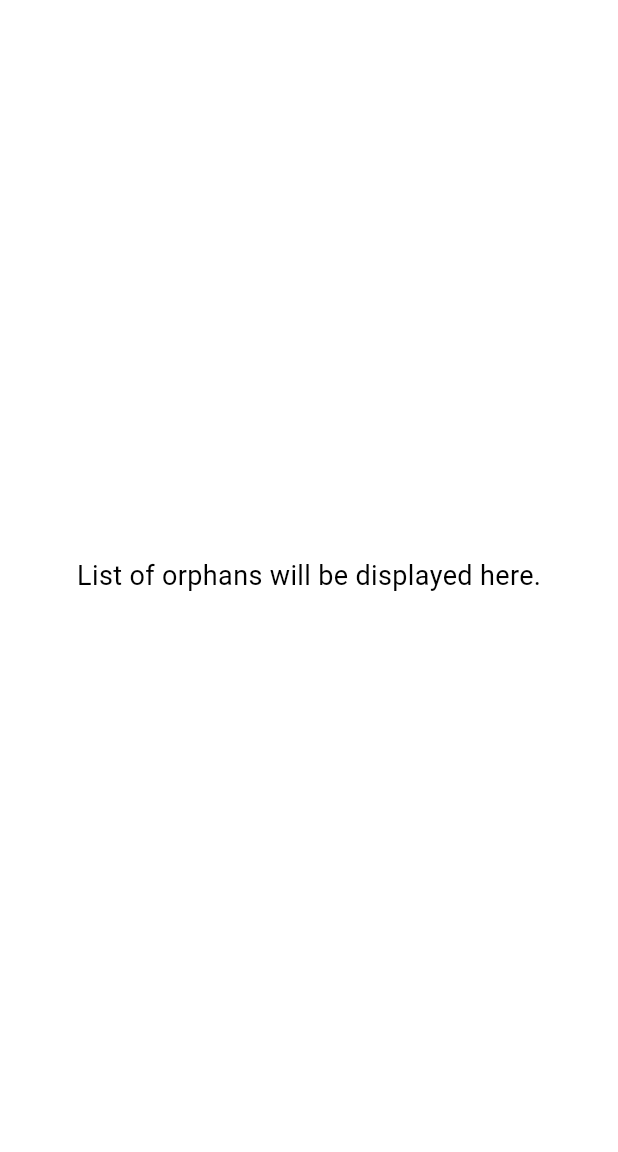
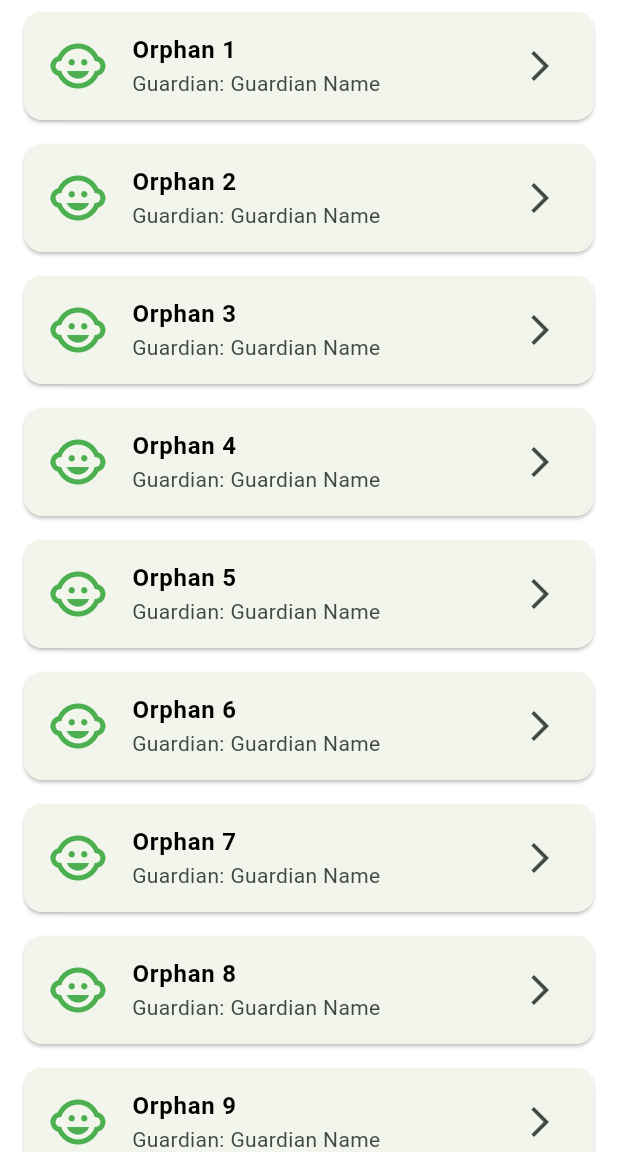
Before and after one commit to Abd-K/supervisor, a Flutter app: the ListPage screen opened directly, on a phone screen of 412 x 824 dp, the part 84-1236 px from its top. Run offline on Flutter 3.47's test engine with Material 3 defaults, Android fonts, the phone set to English and light mode, and no system bars; our stand-ins replace image_picker.

Commit message:
Cherrypick: view orphan details + edit orphan details

```diff
--- a/lib/list_page.dart
+++ b/lib/list_page.dart
@@ -1,19 +1,63 @@
 import 'package:flutter/material.dart';
+import 'package:supervisor/models/orphan.dart';
+import 'package:supervisor/orphan_details_page.dart';
 
 class ListPage extends StatelessWidget {
   const ListPage({super.key});
 
   @override
   Widget build(BuildContext context) {
+    // Mock data - replace with actual data from a database or API
+    final List<Orphan> orphans = List.generate(10, (index) {
+      return Orphan(
+        id: 'orphan_$index',
+        firstName: 'Orphan',
+        fatherName: 'Father',
+        familyName: '${index + 1}',
+        dateOfBirth: DateTime(2010, 5, 15),
+        gender: 'Male',
+        nationality: 'Syrian',
+        guardianFullName: 'Guardian Name',
+        guardianRelationship: 'Uncle',
+        guardianIncome: 1500.00,
+        institutionName: 'Future Generation School',
+        gradeLevel: '5th Grade',
+        academicPerformance: 'Good',
+        healthStatus: 'Good',
+        disabilityType: 'None',
+        guardianEducation: 'High School',
+        guardianWork: 'Merchant',
+        guardianDependents: 3,
+        guardianSupport: 300.0,
+      );
+    });
+
     return Scaffold(
       appBar: AppBar(
         title: const Text('Orphans List'),
       ),
-      body: const Center(
-        child: Text(
-          'List of orphans will be displayed here.',
-          style: TextStyle(fontSize: 18),
-        ),
+      body: ListView.builder(
+        itemCount: orphans.length,
+        itemBuilder: (context, index) {
+          final orphan = orphans[index];
+          return Card(
+            margin: const EdgeInsets.symmetric(vertical: 8.0, horizontal: 16.0),
+            child: ListTile(
+              leading: const Icon(Icons.child_care, color: Colors.green, size: 40),
+              title: Text('${orphan.firstName} ${orphan.familyName}', style: const TextStyle(fontWeight: FontWeight.bold)),
+              subtitle: Text('Guardian: ${orphan.guardianFullName}'),
+              trailing: const Icon(Icons.arrow_forward_ios),
+              onTap: () {
+                Navigator.push(
+                  context,
+                  MaterialPageRoute(
+                    builder: (context) => OrphanDetailsPage(orphan: orphan),
+                  ),
+                );
+              },
+            ),
+          );
+        },
       ),
     );
   }
--- a/lib/models/orphan.dart
+++ b/lib/models/orphan.dart
@@ -1,4 +1,5 @@
 import 'dart:io';
+import 'package:intl/intl.dart';
 
 enum OrphanStatus { good, missing, unknown }
 
@@ -599,3 +600,235 @@ class OrphanData {
     );
   }
 }
+
+// Simple Orphan class for compatibility with existing list view code
+class Orphan {
+  final String id;
+  final String firstName;
+  final String fatherName;
+  final String familyName;
+  final String? nickName;
+  final DateTime dateOfBirth;
+  final String? placeOfBirth;
+  final String? nationalId;
+  final String gender;
+  final String? nationality;
+  final String? country;
+  final String? province;
+  final String? city;
+  final String? village;
+  final String? camp;
+  final String? neighborhood;
+  final String? street;
+  final String? mailingAddress;
+  final String? phoneNumber;
+  final String? fatherFirstName;
+  final String? fatherFatherName;
+  final String? fatherFamilyName;
+  final DateTime? fatherDateOfBirth;
+  final bool? fatherAlive;
+  final DateTime? fatherDateOfDeath;
+  final String? fatherCauseOfDeath;
+  final String? fatherEducation;
+  final String? fatherWork;
+  final double? fatherIncome;
+  final int? fatherWivesChildren;
+  final String? motherFullName;
+  final DateTime? motherDateOfBirth;
+  final bool? motherAlive;
+  final DateTime? motherDateOfDeath;
+  final String? motherCauseOfDeath;
+  final String? motherEducation;
+  final String? motherWork;
+  final double? motherIncome;
+  final bool? motherRemarried;
+  final String guardianFullName;
+  final String guardianRelationship;
+  final String guardianEducation;
+  final String guardianWork;
+  final int guardianDependents;
+  final double guardianIncome;
+  final double guardianSupport;
+  final String? educationType;
+  final String? educationStage;
+  final String? gradeLevel;
+  final String? academicYear;
+  final String? institutionName;
+  final String? institutionAddress;
+  final double? tuitionCosts;
+  final String? excellentSubjects;
+  final String? weakSubjects;
+  final String? lastReportCard;
+  final String? alternativeEducation;
+  final String? academicPerformance;
+  final String? weaknessReason;
+  final String? improvementActions;
+  final String? dropoutReasons;
+  final String? healthStatus;
+  final String? disabilityType;
+  final String? nutritionType;
+  final String? malnutritionCauses;
+  final String? psychologicalStatus;
+  final String? behavioralStatus;
+  final String? housingType;
+  final String? housingDescription;
+  final String? housingCondition;
+  final String? furnitureCondition;
+
+  Orphan({
+    required this.id,
+    required this.firstName,
+    required this.fatherName,
+    required this.familyName,
+    this.nickName,
+    required this.dateOfBirth,
+    this.placeOfBirth,
+    this.nationalId,
+    required this.gender,
+    this.nationality,
+    this.country,
+    this.province,
+    this.city,
+    this.village,
+    this.camp,
+    this.neighborhood,
+    this.street,
+    this.mailingAddress,
+    this.phoneNumber,
+    this.fatherFirstName,
+    this.fatherFatherName,
+    this.fatherFamilyName,
+    this.fatherDateOfBirth,
+    this.fatherAlive,
+    this.fatherDateOfDeath,
+    this.fatherCauseOfDeath,
+    this.fatherEducation,
+    this.fatherWork,
+    this.fatherIncome,
+    this.fatherWivesChildren,
+    this.motherFullName,
+    this.motherDateOfBirth,
+    this.motherAlive,
+    this.motherDateOfDeath,
+    this.motherCauseOfDeath,
+    this.motherEducation,
+    this.motherWork,
+    this.motherIncome,
+    this.motherRemarried,
+    required this.guardianFullName,
+    required this.guardianRelationship,
+    required this.guardianEducation,
+    required this.guardianWork,
+    required this.guardianDependents,
+    required this.guardianIncome,
+    required this.guardianSupport,
+    this.educationType,
+    this.educationStage,
+    this.gradeLevel,
+    this.academicYear,
+    this.institutionName,
+    this.institutionAddress,
+    this.tuitionCosts,
+    this.excellentSubjects,
+    this.weakSubjects,
+    this.lastReportCard,
+    this.alternativeEducation,
+    this.academicPerformance,
+    this.weaknessReason,
+    this.improvementActions,
+    this.dropoutReasons,
+    this.healthStatus,
+    this.disabilityType,
+    this.nutritionType,
+    this.malnutritionCauses,
+    this.psychologicalStatus,
+    this.behavioralStatus,
+    this.housingType,
+    this.housingDescription,
+    this.housingCondition,
+     this.furnitureCondition,
+   });
+
+  // Convert Orphan to OrphanData for compatibility
+  OrphanData toOrphanData() {
+    return OrphanData(
+      id: id,
+      firstName: firstName,
+      fatherName: fatherName,
+      familyName: familyName,
+      nickName: nickName,
+      dateOfBirth: DateFormat('dd/MM/yyyy').format(dateOfBirth),
+      placeOfBirth: placeOfBirth,
+      nationalId: nationalId,
+      gender: gender,
+      nationality: nationality,
+      country: country,
+      province: province,
+      city: city,
+      village: village,
+      camp: camp,
+      neighborhood: neighborhood,
+      street: street,
+      mailingAddress: mailingAddress,
+      phoneNumber: phoneNumber,
+      fatherFirstName: fatherFirstName,
+      fatherFatherName: fatherFatherName,
+      fatherFamilyName: fatherFamilyName,
+      fatherDateOfBirth: fatherDateOfBirth != null ? DateFormat('dd/MM/yyyy').format(fatherDateOfBirth!) : null,
+      fatherAlive: fatherAlive?.toString(),
+      fatherDateOfDeath: fatherDateOfDeath != null ? DateFormat('dd/MM/yyyy').format(fatherDateOfDeath!) : null,
+      fatherCauseOfDeath: fatherCauseOfDeath,
+      fatherEducation: fatherEducation,
+      fatherWork: fatherWork,
+      fatherIncome: fatherIncome,
+      fatherWivesChildren: fatherWivesChildren,
+      motherFullName: motherFullName,
+      motherDateOfBirth: motherDateOfBirth != null ? DateFormat('dd/MM/yyyy').format(motherDateOfBirth!) : null,
+      motherAlive: motherAlive?.toString(),
+      motherDateOfDeath: motherDateOfDeath != null ? DateFormat('dd/MM/yyyy').format(motherDateOfDeath!) : null,
+      motherCauseOfDeath: motherCauseOfDeath,
+      motherEducation: motherEducation,
+      motherWork: motherWork,
+      motherIncome: motherIncome,
+      motherRemarried: motherRemarried?.toString(),
+      guardianFullName: guardianFullName,
+      guardianRelationship: guardianRelationship,
+      guardianEducation: guardianEducation,
+      guardianWork: guardianWork,
+      guardianDependents: guardianDependents,
+      guardianIncome: guardianIncome,
+      guardianSupport: guardianSupport,
+      educationType: educationType,
+      educationStage: educationStage,
+      gradeLevel: gradeLevel,
+      academicYear: academicYear,
+      institutionName: institutionName,
+      institutionAddress: institutionAddress,
+      tuitionCosts: tuitionCosts,
+      excellentSubjects: excellentSubjects,
+      weakSubjects: weakSubjects,
+      lastReportCard: lastReportCard,
+      alternativeEducation: alternativeEducation,
+      academicPerformance: academicPerformance,
+      weaknessReason: weaknessReason,
+      improvementActions: improvementActions,
+      dropoutReasons: dropoutReasons,
+      healthStatus: healthStatus,
+      disabilityType: disabilityType,
+      nutritionType: nutritionType,
+      malnutritionCauses: malnutritionCauses,
+      psychologicalStatus: psychologicalStatus,
+      behavioralStatus: behavioralStatus,
+      housingType: housingType,
+      housingDescription: housingDescription,
+      housingCondition: housingCondition,
+      furnitureCondition: furnitureCondition,
+      status: OrphanStatus.unknown, // Default status
+      hasPaymentAvailable: false, // Default
+      hasPendingActions: false, // Default
+      createdAt: DateTime.now(),
+      updatedAt: DateTime.now(),
+      isSynced: true, // Assume synced for existing data
+    );
+  }
+}
--- a/lib/orphan_form.dart
+++ b/lib/orphan_form.dart
@@ -2,23 +2,38 @@ import 'dart:io';
 import 'package:flutter/material.dart';
 import 'package:image_picker/image_picker.dart';
 import 'models/orphan.dart';
+import 'package:intl/intl.dart';
 
 class OrphanFormPage extends StatelessWidget {
-  const OrphanFormPage({super.key});
+  final OrphanData? orphan;
+
+  const OrphanFormPage({super.key, this.orphan});
 
   @override
   Widget build(BuildContext context) {
     return Scaffold(
       appBar: AppBar(
-        title: const Text('Orphan Form'),
+        title: Text(orphan == null ? 'New Orphan Form' : 'Edit Orphan Details'),
+        actions: [
+          IconButton(
+            icon: const Icon(Icons.save),
+            onPressed: () {
+              // The save logic is handled by the form itself.
+              // We can use a GlobalKey to call the form's save method.
+              // This is a common pattern for forms.
+              // For now, we will rely on the button inside the form.
+            },
           ),
-      body: const OrphanForm(),
+        ],
+      ),
+      body: OrphanForm(orphan: orphan),
     );
   }
 }
 
 class OrphanForm extends StatefulWidget {
-  const OrphanForm({super.key});
+  final OrphanData? orphan;
+  const OrphanForm({super.key, this.orphan});
 
   @override
   State<OrphanForm> createState() => _OrphanFormState();
@@ -57,6 +72,43 @@ class _OrphanFormState extends State<OrphanForm> {
   void initState() {
     super.initState();
     _initializeControllers();
+    if (widget.orphan != null) {
+      _prefillForm(widget.orphan!);
+    }
+  }
+
+  void _prefillForm(OrphanData orphan) {
+    // Pre-fill text fields
+    _controllers['firstName']?.text = orphan.firstName ?? '';
+    _controllers['fatherName']?.text = orphan.fatherName ?? '';
+    _controllers['familyName']?.text = orphan.familyName ?? '';
+    _controllers['nickName']?.text = orphan.nickName ?? '';
+    _controllers['dateOfBirth']?.text = orphan.dateOfBirth ?? '';
+    _controllers['placeOfBirth']?.text = orphan.placeOfBirth ?? '';
+    _controllers['nationalId']?.text = orphan.nationalId ?? '';
+    _controllers['nationality']?.text = orphan.nationality ?? '';
+    _controllers['country']?.text = orphan.country ?? '';
+    _controllers['province']?.text = orphan.province ?? '';
+    _controllers['city']?.text = orphan.city ?? '';
+    _controllers['village']?.text = orphan.village ?? '';
+    _controllers['camp']?.text = orphan.camp ?? '';
+    _controllers['neighborhood']?.text = orphan.neighborhood ?? '';
+    _controllers['street']?.text = orphan.street ?? '';
+    _controllers['mailingAddress']?.text = orphan.mailingAddress ?? '';
+    _controllers['phoneNumber']?.text = orphan.phoneNumber ?? '';
+
+    // Pre-fill orphan profile image
+    _profileImage = orphan.profileImage;
+
+    // Pre-fill dropdowns
+    setState(() {
+      _dropdownValues['gender'] = orphan.gender;
+      _dropdownValues['healthStatus'] = orphan.healthStatus;
+      _dropdownValues['psychologicalStatus'] = orphan.psychologicalStatus;
+      _dropdownValues['behavioralStatus'] = orphan.behavioralStatus;
+      _dropdownValues['housingType'] = orphan.housingType;
+      // Add other dropdowns as needed
+    });
   }
 
   void _initializeControllers() {
@@ -444,7 +496,7 @@ Widget build(BuildContext context) {
           );
           if (date != null) {
             setState(() {
-              _controllers[key]!.text = '${date.day}/${date.month}/${date.year}';
+              _controllers[key]!.text = DateFormat('dd/MM/yyyy').format(date);
             });
           }
         },
@@ -594,8 +646,11 @@ Widget build(BuildContext context) {
   }
 
   Widget _buildSaveButton() {
-    return SizedBox(
-      width: double.infinity,
+    return Padding(
+      padding: const EdgeInsets.symmetric(horizontal: 16.0),
+      child: Row(
+        children: [
+          Expanded(
             child: ElevatedButton(
               onPressed: _isLoading ? null : _saveForm,
               style: ElevatedButton.styleFrom(
@@ -604,28 +659,23 @@ Widget build(BuildContext context) {
                 padding: const EdgeInsets.symmetric(vertical: 16.0),
               ),
               child: _isLoading
-            ? const Row(
-                mainAxisAlignment: MainAxisAlignment.center,
-                children: [
-                  SizedBox(
-                    width: 20,
-                    height: 20,
-                    child: CircularProgressIndicator(
-                      strokeWidth: 2,
-                      valueColor: AlwaysStoppedAnimation<Color>(Colors.white),
+                  ? const CircularProgressIndicator(valueColor: AlwaysStoppedAnimation<Color>(Colors.white))
+                  : const Text('Save'),
             ),
           ),
-                  SizedBox(width: 12),
-                  Text(
-                    'Saving...',
-                    style: TextStyle(fontSize: 18, fontWeight: FontWeight.bold),
+          const SizedBox(width: 16),
+          Expanded(
+            child: ElevatedButton(
+              onPressed: () => Navigator.of(context).pop(),
+              style: ElevatedButton.styleFrom(
+                backgroundColor: Colors.red,
+                foregroundColor: Colors.white,
+                padding: const EdgeInsets.symmetric(vertical: 16.0),
+              ),
+              child: const Text('Cancel'),
+            ),
           ),
         ],
-              )
-            : const Text(
-                'Save Child Information',
-                style: TextStyle(fontSize: 18, fontWeight: FontWeight.bold),
-              ),
       ),
     );
   }
@@ -680,7 +730,7 @@ Widget build(BuildContext context) {
         textValues: textValues,
         dropdownValues: _dropdownValues,
         profileImage: _profileImage,
-        id: DateTime.now().millisecondsSinceEpoch.toString(),
+        id: widget.orphan?.id ?? DateTime.now().millisecondsSinceEpoch.toString(),
       );
 
       // TODO: Bilal & Mustafa
@@ -694,20 +744,27 @@ Widget build(BuildContext context) {
 
       // simulate save
       await Future.delayed(const Duration(seconds: 3));
+
       if (!mounted) return;
 
       // stop loading and reset form in one setState
       setState(() {
         _isLoading = false;
+        if (widget.orphan == null) {
           _resetForm();
+        }
       });
 
       ScaffoldMessenger.of(context).showSnackBar(
-        const SnackBar(
-          content: Text('Child information saved successfully!'),
+        SnackBar(
+          content: Text('Child information ${widget.orphan == null ? 'saved' : 'updated'} successfully!'),
           backgroundColor: Colors.green,
         ),
       );
+
+      if (widget.orphan != null) {
+        Navigator.of(context).pop(orphanData);
+      }
     } catch (_) {
       if (!mounted) return;
       setState(() => _isLoading = false);
--- a/lib/orphan_list_view.dart
+++ b/lib/orphan_list_view.dart
@@ -288,7 +288,7 @@ class _OrphanListViewState extends State<OrphanListView> {
       floatingActionButton: FloatingActionButton.extended(
         onPressed: () {
           Navigator.of(context).push(
-            MaterialPageRoute(builder: (context) => const OrphanForm()),
+            MaterialPageRoute(builder: (context) => const OrphanFormPage()),
           );
         },
         backgroundColor: Colors.green,
--- a/pubspec.yaml
+++ b/pubspec.yaml
@@ -36,6 +36,7 @@ dependencies:
   cupertino_icons: ^1.0.8
   image_picker: ^1.1.2
   path_provider: ^2.1.1
+  intl: ^0.19.0
 
 dev_dependencies:
   flutter_test:
```
Also changed, not shown: lib/orphan_actions_screen.dart (+20 -6 lines), lib/orphan_details_page.dart (added, +157 -0 lines), pubspec.lock. Lines whose indentation alone changed are shown as unchanged.
